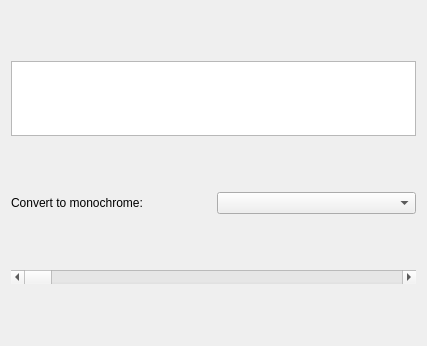
Above: controls/widgetconvoptionsmono.ui from riuson/lcd-image-converter before the change. Below: the same form after it.
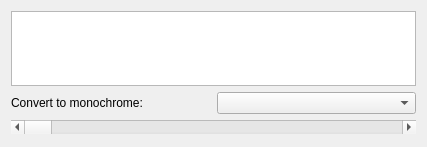
That is the form after the change.

Commit message: Widget's layout corrected on 'DialogConvert'.

```diff
--- a/controls/widgetconvoptionsmono.ui
+++ b/controls/widgetconvoptionsmono.ui
@@ -7,9 +7,15 @@
     <x>0</x>
     <y>0</y>
     <width>427</width>
-    <height>346</height>
+    <height>147</height>
    </rect>
   </property>
+  <property name="sizePolicy">
+   <sizepolicy hsizetype="Preferred" vsizetype="Minimum">
+    <horstretch>0</horstretch>
+    <verstretch>0</verstretch>
+   </sizepolicy>
+  </property>
   <property name="windowTitle">
    <string>Form</string>
   </property>
```
The commit also changes 2 other files.
